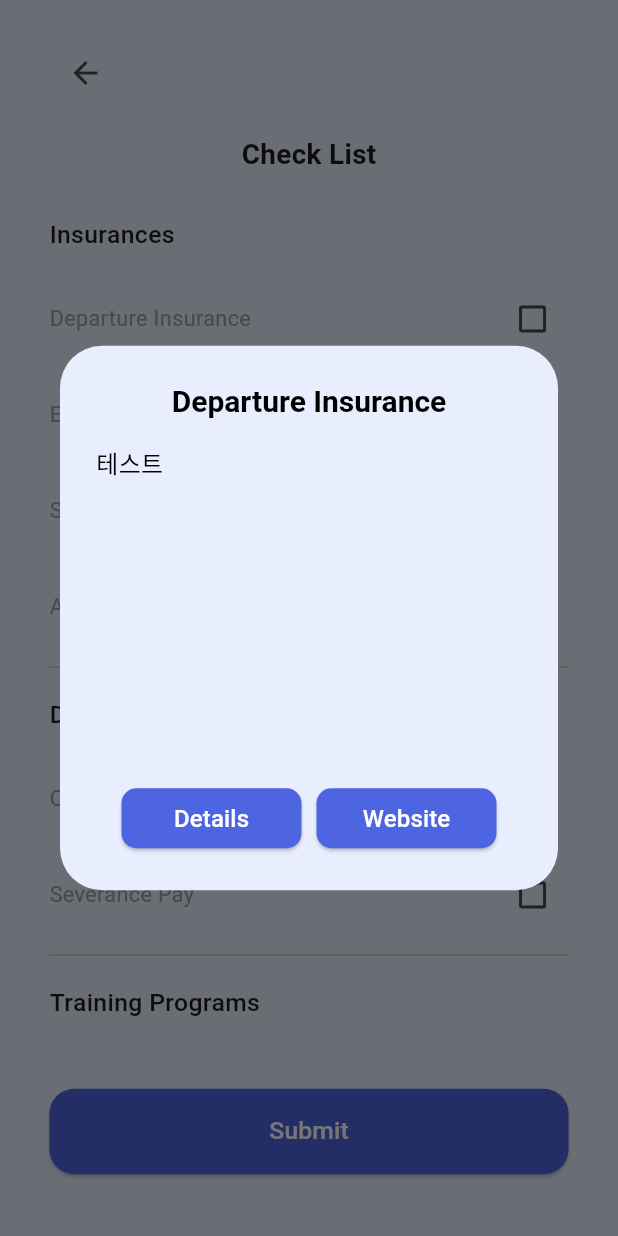
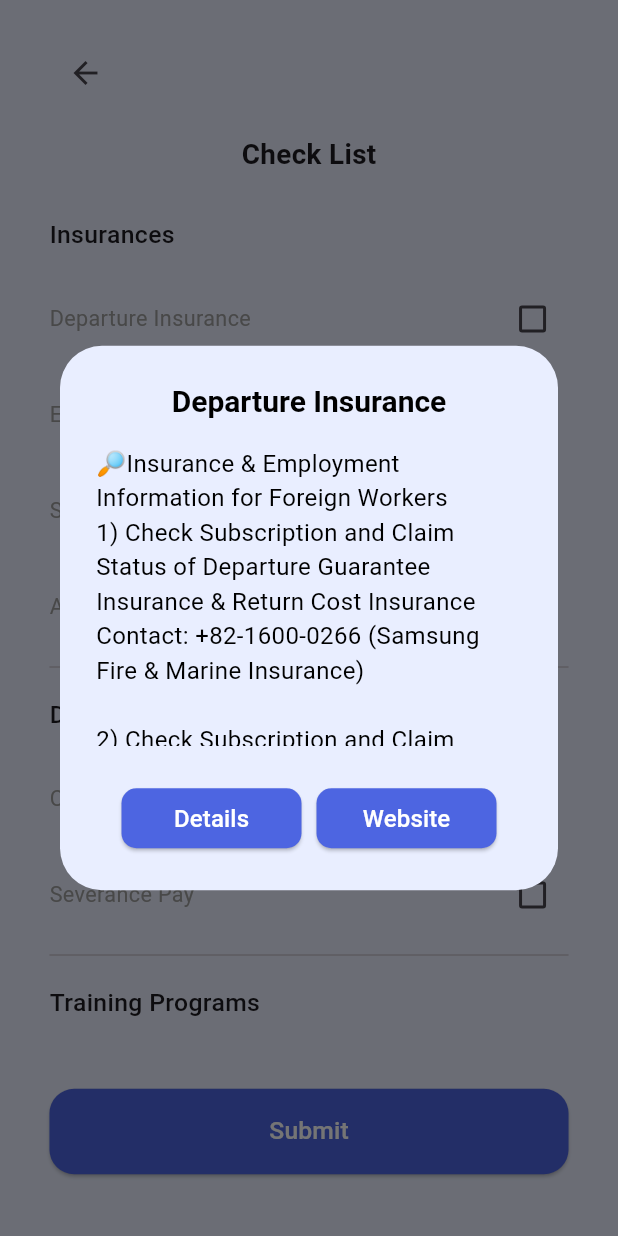
Before and after one commit to MOEL-OverFlow/RE-Bridege_FE, a Flutter app: the ChecklistPage screen opened by its route, after a tap on "Departure Insurance", on a phone screen of 412 x 824 dp. Run offline on Flutter 3.47's test engine with Material 3 defaults, Android fonts, the phone set to English and light mode, and no system bars; our stand-ins replace flutter_riverpod, font_awesome_flutter, go_router, google_sign_in, image_picker, shared_preferences; accounts and stored records are empty.

Commit message:
feat: 체크리스트 Insurance 세부 모달창 내용 변경

```diff
--- a/rebridge-fe/rebridge/lib/pages/checklist_page.dart
+++ b/rebridge-fe/rebridge/lib/pages/checklist_page.dart
@@ -56,7 +56,28 @@ class _ChecklistPageState extends State<ChecklistPage> {
           height: 200,
           child: SingleChildScrollView(
             child: Text(
-              "테스트",
+              title == 'Departure Insurance' ||
+                      title == 'Expense Insurance' ||
+                      title == 'Surety Insurance' ||
+                      title == 'Accident Insurance'
+                  ? '''🔎Insurance & Employment Information for Foreign Workers
+1) Check Subscription and Claim Status of Departure Guarantee Insurance & Return Cost Insurance
+Contact: +82-1600-0266 (Samsung Fire & Marine Insurance)
+
+2) Check Subscription and Claim Status of Wage Payment Guarantee Insurance
+Contact: +82-2-777-6689 (Seoul Guarantee Insurance)
+
+Or visit: http://eps.sgic.co.kr
+➡️Enter your Employment Permit Number to check.
+
+🔎 When Does the Employment Contract Take Effect?
+E-9 Visa
+(First-time entry) Date of entry into Korea
+(Re-entry special cases) The next day after being handed over (induction day)
+
+H-2 Visa
+Starting date of employment contract'''
+                  : "테스트",
               style: const TextStyle(
                 color: Colors.black,
                 fontSize: 16,
@@ -122,6 +143,11 @@ class _ChecklistPageState extends State<ChecklistPage> {
                         title == 'Accident Insurance') {
                       _launchUrl(
                           'https://eps.hrdkorea.or.kr/e9/user/intro/intro.do?method=epsInsurances');
+                    } else if (title == 'Custom Declaration') {
+                      _launchUrl(
+                          'https://www.customs.go.kr/incheon_airport/cm/cntnts/cntntsView.do?mi=12547&cntntsId=6688');
+                    } else if (title == 'Severance Pay') {
+                      _launchUrl('https://hrdc.hrdkorea.or.kr/hrdc/104013');
                     }
                   },
                   child: const Text(
```
